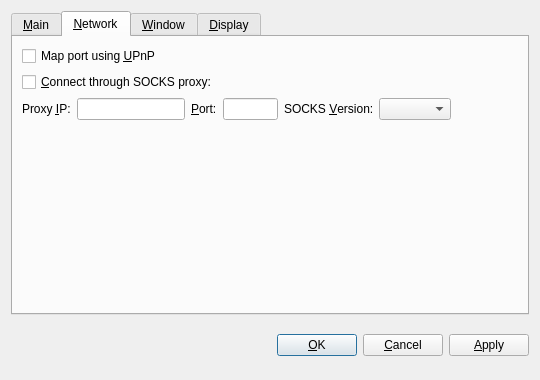
The window that src/qt/forms/optionsdialog.ui (cacaperro/cacaperro) describes before a commit, drawn with Qt 5.
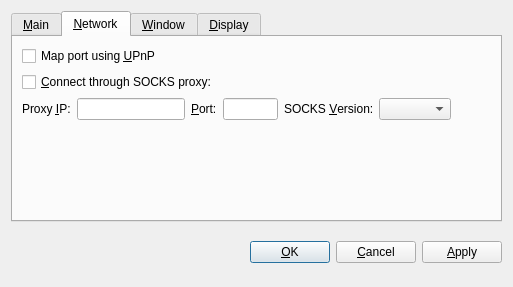
The same window after the commit. Custom widgets are drawn as their Qt base class.

```diff
--- a/src/qt/forms/optionsdialog.ui
+++ b/src/qt/forms/optionsdialog.ui
@@ -2,7 +2,7 @@
 <ui version="4.0">
  <class>OptionsDialog</class>
  <widget class="QDialog" name="OptionsDialog">
-  <property name="geometry">
+  <property name="CACAmetry">
    <rect>
     <x>0</x>
     <y>0</y>
```
